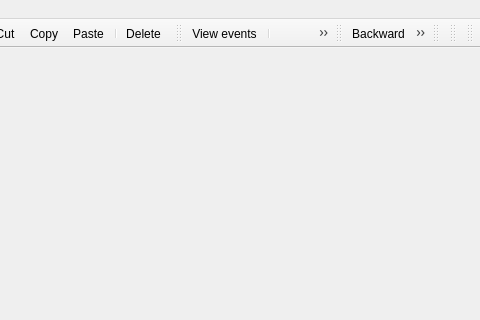
First picture: the form in src/qtractorMidiEditorForm.ui, repository rncbc/qtractor, before the edit; both pictures show x 420 to 900 and y 0 to 320 of the 900 by 600 pixel window.
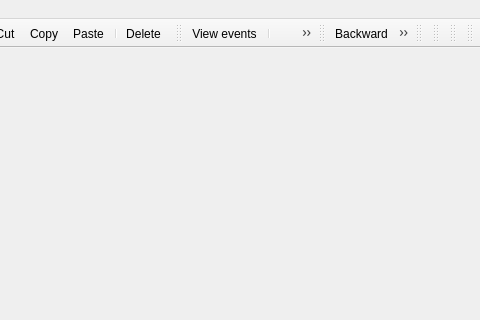
Second picture: the form after the edit. Icons and pictures are not drawn.

Commit message: [xtimesig] Introducing local time-signature to the MIDI clip editor (aka. piano-roll).

```diff
--- a/src/qtractorMidiEditorForm.ui
+++ b/src/qtractorMidiEditorForm.ui
@@ -346,6 +346,17 @@
    <addaction name="separator"/>
    <addaction name="transportPanicAction"/>
   </widget>
+  <widget class="QToolBar" name="timeSigToolbar">
+   <property name="orientation">
+    <enum>Qt::Horizontal</enum>
+   </property>
+   <attribute name="toolBarArea">
+    <enum>TopToolBarArea</enum>
+   </attribute>
+   <attribute name="toolBarBreak">
+    <bool>false</bool>
+   </attribute>
+  </widget>
   <widget class="QToolBar" name="editViewToolbar">
    <property name="orientation">
     <enum>Qt::Horizontal</enum>
```
Left out of the diff: 18 changed lines with no effect on the pictures. The commit also changes 5 other files.
